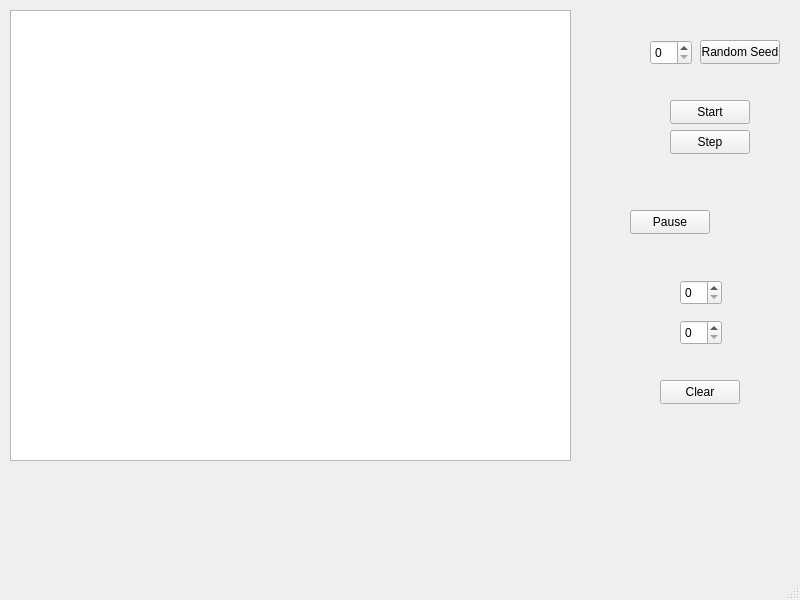
The window that mainwindow.ui (MateuszGuzy02/Game-Of-Life) describes before a commit, drawn with Qt 5.
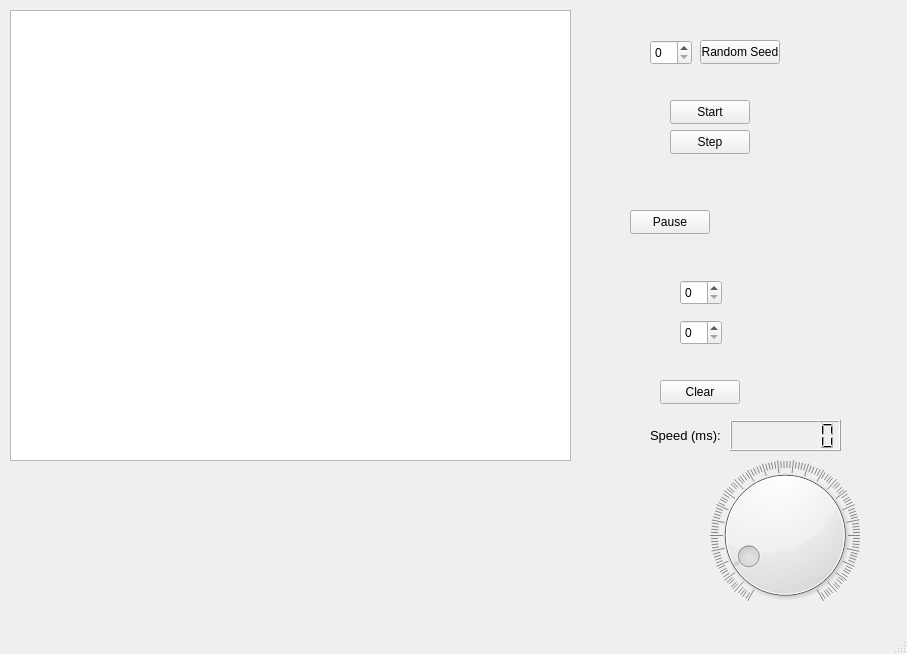
The same window after the commit.

Diff of the .ui file:
```diff
--- a/mainwindow.ui
+++ b/mainwindow.ui
@@ -6,13 +6,19 @@
    <rect>
     <x>0</x>
     <y>0</y>
-    <width>800</width>
-    <height>600</height>
+    <width>907</width>
+    <height>654</height>
    </rect>
   </property>
   <property name="windowTitle">
    <string>MainWindow</string>
   </property>
+  <property name="autoFillBackground">
+   <bool>false</bool>
+  </property>
+  <property name="animated">
+   <bool>true</bool>
+  </property>
   <widget class="QWidget" name="centralwidget">
    <widget class="QTableWidget" name="gameTable">
     <property name="geometry">
@@ -119,6 +125,85 @@
      <string>Pause</string>
     </property>
    </widget>
+   <widget class="QDial" name="speedDial">
+    <property name="geometry">
+     <rect>
+      <x>710</x>
+      <y>460</y>
+      <width>150</width>
+      <height>150</height>
+     </rect>
+    </property>
+    <property name="minimumSize">
+     <size>
+      <width>150</width>
+      <height>150</height>
+     </size>
+    </property>
+    <property name="minimum">
+     <number>1</number>
+    </property>
+    <property name="maximum">
+     <number>500</number>
+    </property>
+    <property name="value">
+     <number>50</number>
+    </property>
+    <property name="wrapping">
+     <bool>false</bool>
+    </property>
+    <property name="notchesVisible">
+     <bool>true</bool>
+    </property>
+   </widget>
+   <widget class="QLCDNumber" name="speedLCD">
+    <property name="geometry">
+     <rect>
+      <x>730</x>
+      <y>420</y>
+      <width>111</width>
+      <height>31</height>
+     </rect>
+    </property>
+    <property name="minimumSize">
+     <size>
+      <width>0</width>
+      <height>27</height>
+     </size>
+    </property>
+    <property name="font">
+     <font>
+      <bold>false</bold>
+     </font>
+    </property>
+    <property name="autoFillBackground">
+     <bool>true</bool>
+    </property>
+    <property name="smallDecimalPoint">
+     <bool>false</bool>
+    </property>
+    <property name="digitCount">
+     <number>7</number>
+    </property>
+   </widget>
+   <widget class="QLabel" name="label">
+    <property name="geometry">
+     <rect>
+      <x>650</x>
+      <y>420</y>
+      <width>71</width>
+      <height>31</height>
+     </rect>
+    </property>
+    <property name="font">
+     <font>
+      <pointsize>10</pointsize>
+     </font>
+    </property>
+    <property name="text">
+     <string>Speed (ms): </string>
+    </property>
+   </widget>
   </widget>
   <widget class="QMenuBar" name="menubar">
    <property name="geometry">
```
Left out of the diff: 2 changed lines with no effect on the pictures.
